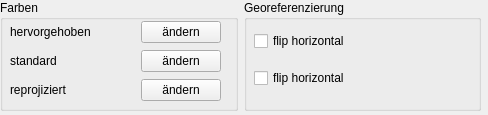
This is poitagger/properties/pois_conf.ui in dlr-eoc/poitagger as Qt 5 draws it before an edit. The edited form follows.
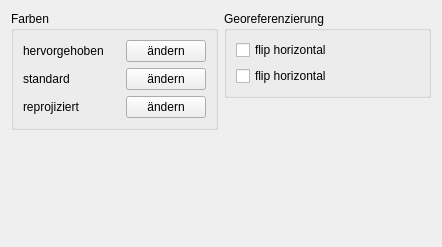
This is the edited form.

```diff
--- a/poitagger/properties/pois_conf.ui
+++ b/poitagger/properties/pois_conf.ui
@@ -6,36 +6,20 @@
    <rect>
     <x>0</x>
     <y>0</y>
-    <width>488</width>
-    <height>115</height>
+    <width>442</width>
+    <height>247</height>
    </rect>
   </property>
   <property name="windowTitle">
    <string>Form</string>
   </property>
-  <widget class="QWidget" name="horizontalLayoutWidget">
-   <property name="geometry">
-    <rect>
-     <x>0</x>
-     <y>0</y>
-     <width>481</width>
-     <height>111</height>
-    </rect>
-   </property>
-   <layout class="QHBoxLayout" name="horizontalLayout">
-    <item>
-     <widget class="QGroupBox" name="groupBox">
-      <property name="title">
-       <string>Farben</string>
-      </property>
-      <widget class="QWidget" name="gridLayoutWidget">
-       <property name="geometry">
-        <rect>
-         <x>10</x>
-         <y>20</y>
-         <width>211</width>
-         <height>83</height>
-        </rect>
+  <layout class="QHBoxLayout" name="horizontalLayout">
+   <item>
+    <layout class="QVBoxLayout" name="verticalLayout_3">
+     <item>
+      <widget class="QGroupBox" name="groupBox">
+       <property name="title">
+        <string>Farben</string>
        </property>
        <layout class="QGridLayout" name="gridLayout">
         <item row="2" column="0">
@@ -103,23 +87,30 @@
         </item>
        </layout>
       </widget>
-     </widget>
-    </item>
-    <item>
-     <widget class="QGroupBox" name="groupBox_2">
-      <property name="title">
-       <string>Georeferenzierung</string>
-      </property>
-      <widget class="QWidget" name="verticalLayoutWidget_3">
-       <property name="geometry">
-        <rect>
-         <x>10</x>
-         <y>20</y>
-         <width>160</width>
-         <height>80</height>
-        </rect>
+     </item>
+     <item>
+      <spacer name="verticalSpacer_2">
+       <property name="orientation">
+        <enum>Qt::Vertical</enum>
        </property>
-       <layout class="QVBoxLayout" name="verticalLayout_3">
+       <property name="sizeHint" stdset="0">
+        <size>
+         <width>20</width>
+         <height>40</height>
+        </size>
+       </property>
+      </spacer>
+     </item>
+    </layout>
+   </item>
+   <item>
+    <layout class="QVBoxLayout" name="verticalLayout_2">
+     <item>
+      <widget class="QGroupBox" name="groupBox_2">
+       <property name="title">
+        <string>Georeferenzierung</string>
+       </property>
+       <layout class="QVBoxLayout" name="verticalLayout">
         <item>
          <widget class="QCheckBox" name="georef_fliphor_CB">
           <property name="text">
@@ -136,10 +127,23 @@
         </item>
        </layout>
       </widget>
-     </widget>
-    </item>
-   </layout>
-  </widget>
+     </item>
+     <item>
+      <spacer name="verticalSpacer">
+       <property name="orientation">
+        <enum>Qt::Vertical</enum>
+       </property>
+       <property name="sizeHint" stdset="0">
+        <size>
+         <width>20</width>
+         <height>40</height>
+        </size>
+       </property>
+      </spacer>
+     </item>
+    </layout>
+   </item>
+  </layout>
  </widget>
  <resources/>
  <connections/>
```
Left out of the diff: 56 changed lines with no effect on the pictures.
